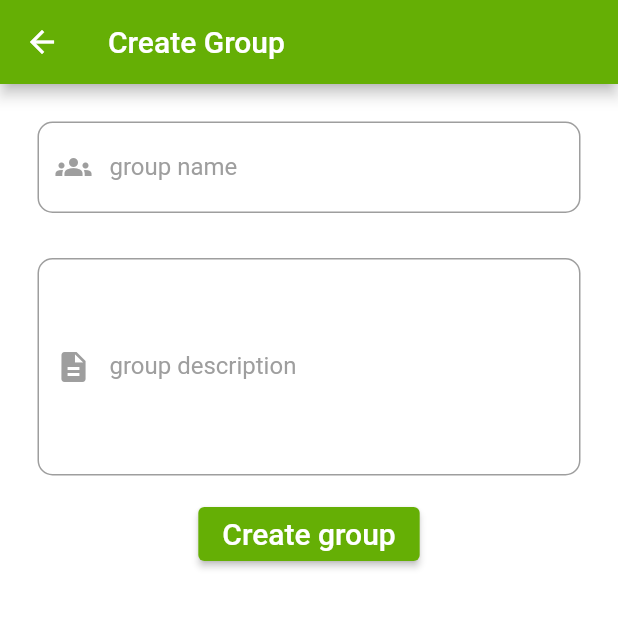
After one commit to amjadrushdan/iGrow_Mobile, a Flutter app: the GroupNav screen opened directly, after a tap on "Create Group", on a phone screen of 412 x 824 dp, the top half of it. The commit adds this screen. Run offline on Flutter 3.47's test engine with Material 2 defaults, Android fonts, the phone set to English and light mode, and no system bars; our stand-ins replace cloud_firestore, firebase_auth, firebase_core, firebase_storage, image_picker; accounts and stored records are empty; Roboto replaces fonts that are missing (verdana_regular).

Commit message:
add function to create group
-"username" is changed to "creator_uid"

```diff
--- /dev/null
+++ b/lib/Screens/group/create_group.dart
@@ -0,0 +1,173 @@
+import 'package:cloud_firestore/cloud_firestore.dart';
+import 'package:firebase_auth/firebase_auth.dart';
+import 'package:flutter/material.dart';
+import 'package:flutter_auth/constants.dart';
+
+class CreateGroup extends StatefulWidget {
+  @override
+  _CreateGroupState createState() => _CreateGroupState();
+}
+
+class _CreateGroupState extends State<CreateGroup> {
+  String name = "";
+  String about = "";
+
+  @override
+  Widget build(BuildContext context) {
+    // final Stream<QuerySnapshot> create = FirebaseFirestore.instance
+    //     .collection('group')
+    //     .orderBy('id',descending: true).limit(1)
+    //     .snapshots();
+
+    // Query createGroup =
+    //     FirebaseFirestore.instance.collection('group').orderBy('id',descending: true).limit(1);
+
+    final CollectionReference createGroup =
+        FirebaseFirestore.instance.collection('group');
+    String? user = FirebaseAuth.instance.currentUser?.uid;
+    int? lastID ;
+    FirebaseFirestore.instance
+        .collection('group')
+        .orderBy('id', descending: true)
+        .limit(1)
+        .get()
+        .then((value) {
+          print(value.docs[0]['id']);
+          lastID = value.docs[0]['id'];
+        });
+
+    return Scaffold(
+      appBar: AppBar(
+        backgroundColor: kPrimaryColor,
+        title: Text("Create Group"),
+      ),
+      body: Container(
+        padding: EdgeInsets.all(10),
+        child: Column(
+          children: [
+            //group name ===================================================
+            Container(
+              margin: EdgeInsets.all(15),
+              child: TextFormField(
+                style: TextStyle(
+                  fontSize: 18,
+                  fontWeight: FontWeight.w600,
+                ),
+                onChanged: (value) {
+                  name = value;
+                },
+                decoration: InputDecoration(
+                  focusColor: Colors.white,
+                  //add prefix icon
+                  prefixIcon: Icon(
+                    Icons.groups,
+                    color: Colors.grey,
+                  ),
+
+                  border: OutlineInputBorder(
+                    borderRadius: BorderRadius.circular(10.0),
+                  ),
+
+                  focusedBorder: OutlineInputBorder(
+                    borderSide:
+                        const BorderSide(color: kPrimaryColor, width: 1.0),
+                    borderRadius: BorderRadius.circular(10.0),
+                  ),
+                  fillColor: Colors.grey,
+                  hintText: "group name",
+                  //make hint text
+                  hintStyle: TextStyle(
+                    color: Colors.grey,
+                    fontSize: 16,
+                    fontFamily: "verdana_regular",
+                    fontWeight: FontWeight.w400,
+                  ),
+                  //create lable
+                  labelText: 'group name',
+                  //lable style
+                  labelStyle: TextStyle(
+                    color: Colors.grey,
+                    fontSize: 16,
+                    fontFamily: "verdana_regular",
+                    fontWeight: FontWeight.w400,
+                  ),
+                ),
+              ),
+            ),
+
+            //group description ===================================================
+            Container(
+              margin: EdgeInsets.all(15),
+              child: TextFormField(
+                textAlignVertical: TextAlignVertical.top,
+                maxLines: 5,
+                style: TextStyle(
+                  fontSize: 18,
+                  fontWeight: FontWeight.w600,
+                ),
+                onChanged: (value) {
+                  about = value;
+                },
+                decoration: InputDecoration(
+                  focusColor: Colors.white,
+                  //add prefix icon
+                  prefixIcon: Icon(
+                    Icons.description,
+                    color: Colors.grey,
+                  ),
+                  border: OutlineInputBorder(
+                    borderRadius: BorderRadius.circular(10.0),
+                  ),
+
+                  focusedBorder: OutlineInputBorder(
+                    borderSide:
+                        const BorderSide(color: kPrimaryColor, width: 1.0),
+                    borderRadius: BorderRadius.circular(10.0),
+                  ),
+                  fillColor: Colors.grey,
+                  hintText: "group description",
+                  //make hint text
+                  hintStyle: TextStyle(
+                    color: Colors.grey,
+                    fontSize: 16,
+                    fontFamily: "verdana_regular",
+                    fontWeight: FontWeight.w400,
+                  ),
+                  //create lable
+                  labelText: 'group description',
+                  //lable style
+                  labelStyle: TextStyle(
+                    color: Colors.grey,
+                    fontSize: 16,
+                    fontFamily: "verdana_regular",
+                    fontWeight: FontWeight.w400,
+                  ),
+                ),
+              ),
+            ),
+            //yes button==================================================
+            ElevatedButton(
+              child: Text(
+                "Create group",
+                style: TextStyle(fontSize: 20),
+              ),
+              onPressed: () {
+                createGroup.add({
+                  'about': about,
+                  'id': lastID! + 1,
+                  'joined_uid': FieldValue.arrayUnion([]),
+                  'name': name,
+                  'creator_uid': user,
+                });
+                Navigator.pop(context);
+              },
+              style: ElevatedButton.styleFrom(
+                primary: kPrimaryColor,
+              ),
+            )
+          ],
+        ),
+      ),
+    );
+  }
+}
--- a/lib/Screens/group/group_feed.dart
+++ b/lib/Screens/group/feed_group.dart
@@ -3,7 +3,7 @@ import 'package:firebase_auth/firebase_auth.dart';
 import 'package:flutter/material.dart';
 import 'package:flutter_auth/Screens/nav.dart';
 import '../../constants.dart';
-import 'group_post.dart';
+import 'post_group.dart';
 
 class GroupFeed extends StatefulWidget {
   final DocumentSnapshot docid;
--- a/lib/Screens/group/joined_group.dart
+++ b/lib/Screens/group/joined_group.dart
@@ -2,7 +2,7 @@ import 'package:firebase_auth/firebase_auth.dart';
 import 'package:cloud_firestore/cloud_firestore.dart';
 import 'package:flutter/material.dart';
 import 'dart:async';
-import 'package:flutter_auth/Screens/group/group_feed.dart';
+import 'package:flutter_auth/Screens/group/feed_group.dart';
 
 class GroupJoined extends StatefulWidget {
   @override
--- a/lib/Screens/group/group_nav.dart
+++ b/lib/Screens/group/nav_group.dart
@@ -1,18 +1,20 @@
 import 'package:flutter/material.dart';
+import 'package:flutter_auth/Screens/group/create_group.dart';
 import 'package:flutter_auth/Screens/group/joined_group.dart';
 import 'package:flutter_auth/constants.dart';
 import 'discover_group.dart';
 import 'joined_group.dart';
 
 class GroupNav extends StatefulWidget {
-
   @override
   _GroupNavState createState() => _GroupNavState();
 }
 
 class _GroupNavState extends State<GroupNav> {
   @override
+
   Widget build(BuildContext context) => DefaultTabController(
+
         length: 2,
         child: Scaffold(
           appBar: AppBar(
@@ -20,15 +22,12 @@ class _GroupNavState extends State<GroupNav> {
               "Group",
               style: TextStyle(color: Colors.black),
             ),
-            //centerTitle: true,
             leading: Icon(
               Icons.account_circle,
               color: Colors.grey,
               size: 40.0,
             ),
-
             backgroundColor: Colors.white,
-
             bottom: TabBar(
               indicatorColor: kPrimaryColor,
               indicatorWeight: 5,
@@ -38,9 +37,20 @@ class _GroupNavState extends State<GroupNav> {
                 Tab(text: 'Joined'),
               ],
             ),
-
             elevation: 4,
             titleSpacing: 20,
+          ),
+          floatingActionButton: FloatingActionButton.extended(
+            backgroundColor: kPrimaryColor,
+            icon: Icon(Icons.groups),
+            label: Text("Create Group"),
+            onPressed: () {
+              //create group
+              Navigator.push(
+                context,
+                MaterialPageRoute(builder: (context) => CreateGroup()),
+              );
+            },
           ),
           body: TabBarView(
             children: [
@@ -50,5 +60,4 @@ class _GroupNavState extends State<GroupNav> {
           ),
         ),
       );
-
 }
--- a/lib/Screens/nav.dart
+++ b/lib/Screens/nav.dart
@@ -1,5 +1,5 @@
 import 'package:flutter/material.dart';
-import 'package:flutter_auth/Screens/group/group_nav.dart';
+import 'package:flutter_auth/Screens/group/nav_group.dart';
 import 'package:flutter_auth/Screens/profile/profile_screen.dart';
 import 'package:flutter_auth/constants.dart';
 import 'Settings/settings.dart';
```
Also changed, not shown: lib/Screens/group/post_group.dart (renamed from lib/Screens/group/group_post.dart).
